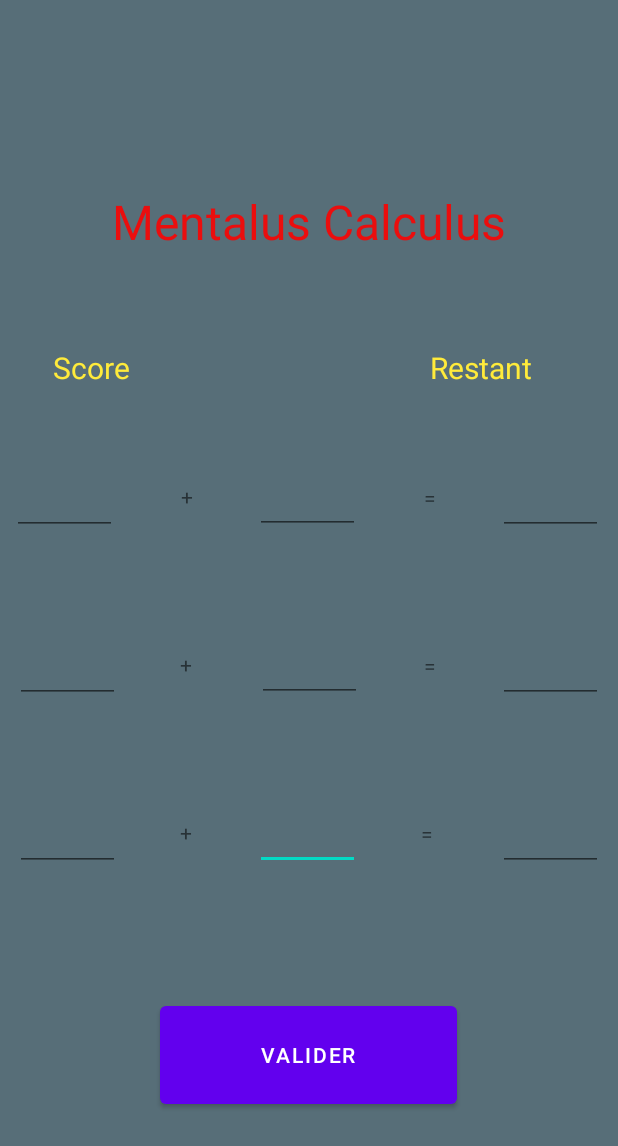
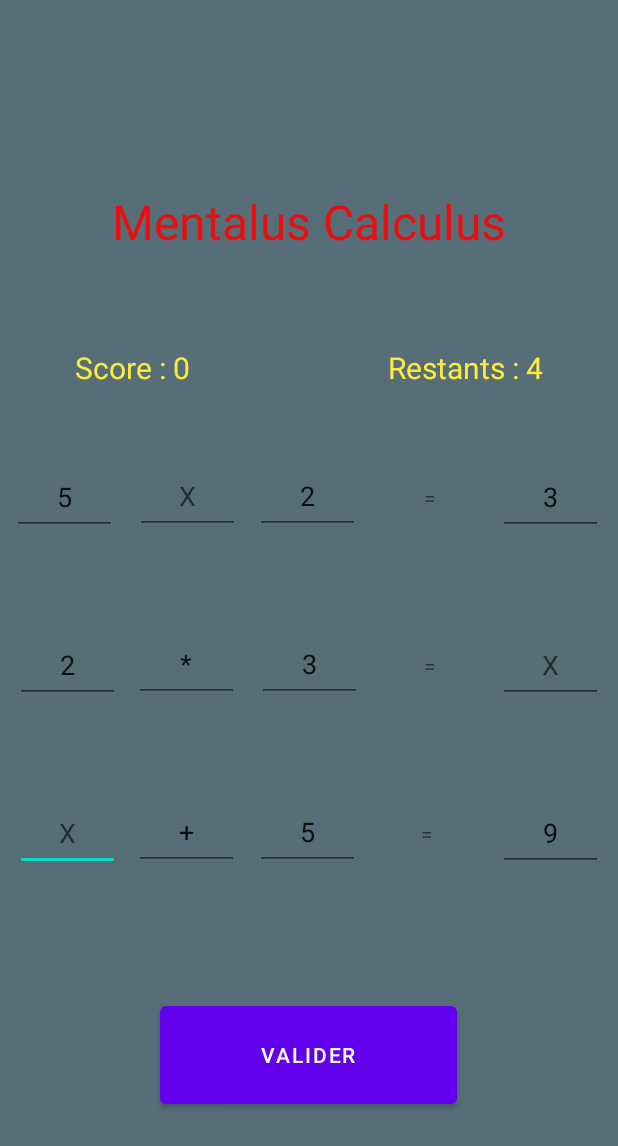
Before and after one commit to Bibi210/My-Daily-Stimulis, an Android app: the Calculs screen opened directly, with no data from a screen before it, on a phone screen of 412 x 824 dp. Shown: the top 1146 px of the screen. Run offline under Robolectric (Android 15) with nearby library versions, the phone set to English and light mode, and no system bars.

Commit message:
Mentalus Calculus

```diff
--- a/app/src/main/java/com/example/mydailystimulis/Ball_Game.java
+++ b/app/src/main/java/com/example/mydailystimulis/Ball_Game.java
@@ -1,6 +1,5 @@
 package com.example.mydailystimulis;
 
-import android.annotation.SuppressLint;
 import android.content.Context;
 import android.content.Intent;
 import android.graphics.Canvas;
@@ -267,13 +266,14 @@ class Point {
       this.y  += Other.y;
   }
 }
-
 class Utils {
 
   static float rand_range(float Min, float Max) {
     return (Min + (float) (Math.random() * ((Max - Min) + 1)));
   }
-
+  static int rand_int(int Min, int Max) {
+    return (Min + (int) (Math.random() * ((Max - Min) + 1)));
+  }
   static boolean probabilty(float prob) {
     return rand_range(0, 100) < prob;
   }
--- a/app/src/main/java/com/example/mydailystimulis/Calculs.java
+++ b/app/src/main/java/com/example/mydailystimulis/Calculs.java
@@ -1,14 +1,297 @@
 package com.example.mydailystimulis;
 
+import android.annotation.SuppressLint;
+import android.content.Context;
+import android.content.Intent;
+import android.os.Bundle;
+import android.text.Editable;
+import android.view.View;
+import android.widget.Button;
+import android.widget.EditText;
+import android.widget.TextView;
+import android.widget.Toast;
+import androidx.annotation.NonNull;
 import androidx.appcompat.app.AppCompatActivity;
+import java.text.ParseException;
 
-import android.os.Bundle;
+public class Calculs extends AppCompatActivity implements View.OnClickListener {
 
-public class Calculs extends AppCompatActivity {
+  equation[] Equations = new equation[3];
+  Button Valid_btn;
 
+  int scores = 0;
+  TextView scores_view;
+
+  int turn = 4;
+  TextView turn_view;
+  boolean correction_mode = false;
+
+  @Override
+  protected void onCreate(Bundle savedInstanceState) {
+    super.onCreate(savedInstanceState);
+    setContentView(R.layout.activity_calculs);
+    EditText[] Equation_1 = {
+      findViewById(R.id.A_Equation1),
+      findViewById(R.id.Operator_Equation1),
+      findViewById(R.id.B_Equation1),
+      findViewById(R.id.C_Equation1),
+    };
+    EditText[] Equation_2 = {
+      findViewById(R.id.A_Equation2),
+      findViewById(R.id.Operator_Equation2),
+      findViewById(R.id.B_Equation2),
+      findViewById(R.id.C_Equation2),
+    };
+    EditText[] Equation_3 = {
+      findViewById(R.id.A_Equation3),
+      findViewById(R.id.Operator_Equation3),
+      findViewById(R.id.B_Equation3),
+      findViewById(R.id.C_Equation3),
+    };
+    turn_view = findViewById(R.id.calculs_restants);
+    scores_view = findViewById(R.id.calculs_score);
+    Valid_btn = findViewById(R.id.Calculs_Validate);
+    Valid_btn.setOnClickListener(this);
+
+    Equations[0] = new equation(Equation_1);
+    Equations[1] = new equation(Equation_2);
+    Equations[2] = new equation(Equation_3);
+    display_stat();
+    nextTurn();
+  }
+
+  @Override
+  public void onClick(View v) {
+    if (v == Valid_btn) {
+      verifyEqs();
+      display_stat();
+    }
+  }
+
+  void verifyEqs() {
+    equation false_eq = null;
+    for (equation eq : Equations) {
+      if (!eq.verify()) {
+        false_eq = eq;
+      } else if (!correction_mode) {
+        scores += 1000;
+      }
+    }
+    if (false_eq == null) {
+      nextTurn();
+      correction_mode = false;
+    } else {
+      false_eq.focus();
+      correction_mode = true;
+    }
+  }
+
+  void nextTurn() {
+    for (equation eq : Equations) {
+      eq.reset_equation();
+      eq.gen_equation();
+      eq.add_trou();
+      eq.display();
+    }
+    turn--;
+    if (turn == 0) {
+      end_game();
+    }
+  }
+
+  void end_game() {
+    Intent Menu = new Intent(Calculs.this, MainActivity.class);
+    Menu.putExtra("Score", scores);
+    startActivity(Menu);
+  }
+
+  void display_stat() {
+    String score_txt = "Score : " + Integer.toString(scores);
+    String turn_txt = "Restants : " + Integer.toString(turn);
+    scores_view.setText(score_txt);
+    turn_view.setText(turn_txt);
+  }
+}
+
+class equation {
+
+  EditText[] Views;
+  Integer[] Equation_data = new Integer[4];
+  int trou_pos;
+
+  equation(EditText[] Views) {
+    this.Views = Views;
+  }
+
+  void reset_equation() {
+    trou_pos = -1;
+    for (EditText champ : Views) {
+      champ.setSelectAllOnFocus(true);
+      champ.setCursorVisible(false);
+      champ.setFocusable(false);
+      champ.setFocusableInTouchMode(false);
+    }
+    for (Integer Eq_data : Equation_data) {
+      Eq_data = null;
+    }
+  }
+
+  void add_trou() {
+    trou_pos = (Utils.rand_int(0, Equation_data.length - 1));
+    Views[trou_pos].setFocusable(true);
+    Views[trou_pos].setFocusableInTouchMode(true);
+  }
+
+  void gen_equation() {
+    operators op = operators.chose();
+    Integer A = Utils.rand_int(0, 10);
+    Integer B = Utils.rand_int(0, 10);
+    Integer result = op.apply(A, B);
+    Equation_data[0] = A;
+    Equation_data[1] = op.toInteger();
+    Equation_data[2] = B;
+    Equation_data[3] = result;
+  }
+
+  @SuppressLint("SetTextI18n")
+  void display() {
+    for (int i = 0; i < Equation_data.length; i++) {
+      if (i != trou_pos) {
+        if (i != 1) Views[i].setText(
+            Equation_data[i].toString()
+          ); else Views[1].setText(
+            operators.fromInteger(Equation_data[1]).toString()
+          );
+      }
+    }
+    Views[trou_pos].setText("");
+    Views[trou_pos].setHint("X");
+  }
+
+  boolean verify() {
+    String input_str = String.valueOf(Views[trou_pos].getText());
+    try {
+      Integer input_int = Integer.parseInt(input_str);
+      switch (trou_pos) {
+        case 0:
+          return Equation_data[3].equals(
+              operators
+                .fromInteger(Equation_data[1])
+                .apply(input_int, Equation_data[2])
+            );
+        case 2:
+          return Equation_data[3].equals(
+              operators
+                .fromInteger(Equation_data[1])
+                .apply(Equation_data[0], input_int)
+            );
+        case 3:
+          return input_int.equals(
+            operators
+              .fromInteger(Equation_data[1])
+              .apply(Equation_data[0], Equation_data[2])
+          );
+        default:
+          return false;
+      }
+    } catch (NumberFormatException nfe) {
+      if (trou_pos != 1) {
+        return false;
+      } else {
+        try {
+          operators input_op = operators.fromString(input_str);
+          return Equation_data[3].equals(
+              input_op.apply(Equation_data[0], Equation_data[2])
+            );
+        } catch (ParseException msg) {
+          return false;
+        }
+      }
+    }
+  }
+
+  void focus() {
+    Views[trou_pos].requestFocus();
+  }
+
+  enum operators {
+    add,
+    sous,
+    mult;
+
+    static operators chose() {
+      switch (Utils.rand_int(0, 2)) {
+        case 1:
+          return sous;
+        case 2:
+          return mult;
+        default:
+          return add;
+      }
+    }
+
+    Integer apply(Integer A, Integer B) {
+      int result;
+      switch (this) {
+        case sous:
+          result = A - B;
+          break;
+        case mult:
+          result = A * B;
+          break;
+        default:
+          result = A + B;
+      }
+      return result;
+    }
+
+    @NonNull
     @Override
-    protected void onCreate(Bundle savedInstanceState) {
-        super.onCreate(savedInstanceState);
-        setContentView(R.layout.activity_calculs);
+    public String toString() {
+      switch (this) {
+        case sous:
+          return "-";
+        case mult:
+          return "*";
+        default:
+          return "+";
+      }
     }
+
+    public Integer toInteger() {
+      switch (this) {
+        case sous:
+          return 1;
+        case mult:
+          return 2;
+        default:
+          return 0;
+      }
+    }
+
+    public static operators fromInteger(Integer operators_int) {
+      switch (operators_int) {
+        case 1:
+          return sous;
+        case 2:
+          return mult;
+        default:
+          return add;
+      }
+    }
+
+    public static operators fromString(String operators_string)
+      throws ParseException {
+      switch (operators_string) {
+        case "-":
+          return sous;
+        case "*":
+          return mult;
+        case "+":
+          return add;
+        default:
+          throw new ParseException("This Operator is not handled", 0);
+      }
+    }
+  }
 }
--- a/app/src/main/java/com/example/mydailystimulis/MainActivity.java
+++ b/app/src/main/java/com/example/mydailystimulis/MainActivity.java
@@ -24,7 +24,7 @@ public class MainActivity
   @Override
   public void onClick(View v) {
     if (main_start.equals(v)) {
-      Intent Go_game = new Intent(MainActivity.this, Ball_Game.class);
+      Intent Go_game = new Intent(MainActivity.this, Calculs.class);
       startActivity(Go_game);
     }
   }
--- a/app/src/main/res/layout/activity_calculs.xml
+++ b/app/src/main/res/layout/activity_calculs.xml
@@ -16,7 +16,7 @@
         android:layout_marginEnd="10dp"
         android:editable="false"
         android:ems="10"
-        android:inputType="number"
+        android:inputType="numberSigned"
         android:textAlignment="center"
         app:layout_constraintEnd_toStartOf="@+id/Equal_Equation3"
         app:layout_constraintStart_toEndOf="@+id/Operator_Equation1"
@@ -32,7 +32,7 @@
         android:layout_marginEnd="10dp"
         android:editable="false"
         android:ems="10"
-        android:inputType="number"
+        android:inputType="numberSigned"
         android:textAlignment="center"
         app:layout_constraintEnd_toStartOf="@+id/Operator_Equation3"
         app:layout_constraintHorizontal_bias="0.0"
@@ -49,7 +49,8 @@
         android:layout_marginEnd="10dp"
         android:editable="false"
         android:ems="10"
-        android:inputType="number"
+                android:inputType="numberSigned"
+
         android:textAlignment="center"
         app:layout_constraintEnd_toEndOf="parent"
         app:layout_constraintHorizontal_bias="0.0"
@@ -68,7 +69,7 @@
         app:layout_constraintStart_toEndOf="@+id/B_Equation3"
         app:layout_constraintTop_toBottomOf="@+id/Equal_Equation2" />
 
-    <TextView
+    <EditText
         android:id="@+id/Operator_Equation3"
         android:layout_width="70dp"
         android:layout_height="50dp"
@@ -90,7 +91,7 @@
         android:layout_marginEnd="10dp"
         android:editable="false"
         android:ems="10"
-        android:inputType="number"
+        android:inputType="numberSigned"
         android:textAlignment="center"
         app:layout_constraintEnd_toStartOf="@+id/Equal_Equation2"
         app:layout_constraintStart_toEndOf="@+id/Operator_Equation1"
@@ -108,7 +109,7 @@
         app:layout_constraintStart_toEndOf="@+id/B_Equation1"
         app:layout_constraintTop_toBottomOf="@+id/calculs_restants" />
 
-    <TextView
+    <EditText
         android:id="@+id/Operator_Equation2"
         android:layout_width="70dp"
         android:layout_height="50dp"
@@ -130,7 +131,7 @@
         android:layout_marginEnd="10dp"
         android:editable="false"
         android:ems="10"
-        android:inputType="number"
+        android:inputType="numberSigned"
         android:textAlignment="center"
         app:layout_constraintEnd_toEndOf="parent"
         app:layout_constraintHorizontal_bias="0.0"
@@ -147,7 +148,7 @@
         android:layout_marginEnd="10dp"
         android:editable="false"
         android:ems="10"
-        android:inputType="number"
+        android:inputType="numberSigned"
         android:textAlignment="center"
         app:layout_constraintEnd_toStartOf="@+id/Operator_Equation2"
         app:layout_constraintHorizontal_bias="0.0"
@@ -163,7 +164,8 @@
         android:layout_marginTop="132dp"
         android:editable="false"
         android:ems="10"
-        android:inputType="number"
+                android:inputType="numberSigned"
+
         android:textAlignment="center"
         app:layout_constraintStart_toEndOf="@+id/Operator_Equation1"
         app:layout_constraintTop_toBottomOf="@+id/textView2"
@@ -180,7 +182,7 @@
         app:layout_constraintStart_toEndOf="@+id/B_Equation1"
         app:layout_constraintTop_toBottomOf="@+id/calculs_restants" />
 
-    <TextView
+    <EditText
         android:id="@+id/Operator_Equation1"
         android:layout_width="70dp"
         android:layout_height="50dp"
@@ -202,7 +204,8 @@
         android:layout_marginEnd="10dp"
         android:editable="false"
         android:ems="10"
-        android:inputType="number"
+                android:inputType="numberSigned"
+
         android:textAlignment="center"
         app:layout_constraintEnd_toEndOf="parent"
         app:layout_constraintHorizontal_bias="0.0"
@@ -218,7 +221,7 @@
         android:layout_marginTop="48dp"
         android:editable="false"
         android:ems="10"
-        android:inputType="number"
+        android:inputType="numberSigned"
         android:textAlignment="center"
         app:layout_constraintStart_toStartOf="parent"
         app:layout_constraintTop_toBottomOf="@+id/calculs_score"
@@ -242,7 +245,7 @@
         app:layout_constraintVertical_bias="1.0" />
 
     <Button
-        android:id="@+id/button"
+        android:id="@+id/Calculs_Validate"
         android:layout_width="198dp"
         android:layout_height="77dp"
         android:layout_marginStart="106dp"
@@ -253,14 +256,15 @@
         android:textAlignment="center"
         app:layout_constraintBottom_toBottomOf="parent"
         app:layout_constraintEnd_toEndOf="parent"
+        app:layout_constraintHorizontal_bias="1.0"
         app:layout_constraintStart_toStartOf="parent"
-        app:layout_constraintTop_toBottomOf="@+id/B_Equation3" />
+        app:layout_constraintTop_toBottomOf="@+id/B_Equation3"
+        app:layout_constraintVertical_bias="1.0" />
 
     <TextView
         android:id="@+id/calculs_score"
         android:layout_width="wrap_content"
         android:layout_height="wrap_content"
-        android:layout_marginStart="35dp"
         android:layout_marginTop="57dp"
         android:layout_marginEnd="227dp"
         android:layout_marginBottom="56dp"
@@ -268,7 +272,8 @@
         android:textColor="#FFEB3B"
         android:textSize="20sp"
         app:layout_constraintBottom_toTopOf="@+id/A_Equation1"
-        app:layout_constraintEnd_toStartOf="@+id/calculs_restants"
+        app:layout_constraintEnd_toEndOf="parent"
+        app:layout_constraintHorizontal_bias="0.461"
         app:layout_constraintStart_toStartOf="parent"
         app:layout_constraintTop_toBottomOf="@+id/textView2" />
 
@@ -276,12 +281,14 @@
         android:id="@+id/calculs_restants"
         android:layout_width="wrap_content"
         android:layout_height="wrap_content"
-        android:layout_marginStart="200dp"
+        android:layout_marginStart="250dp"
         android:layout_marginTop="57dp"
+        android:layout_marginEnd="42dp"
         android:text="Restant"
         android:textColor="#FFEB3B"
         android:textSize="20sp"
-        app:layout_constraintStart_toEndOf="@+id/calculs_score"
+        app:layout_constraintEnd_toEndOf="parent"
+        app:layout_constraintStart_toStartOf="parent"
         app:layout_constraintTop_toBottomOf="@+id/textView2" />
 
 </androidx.constraintlayout.widget.ConstraintLayout>
```
